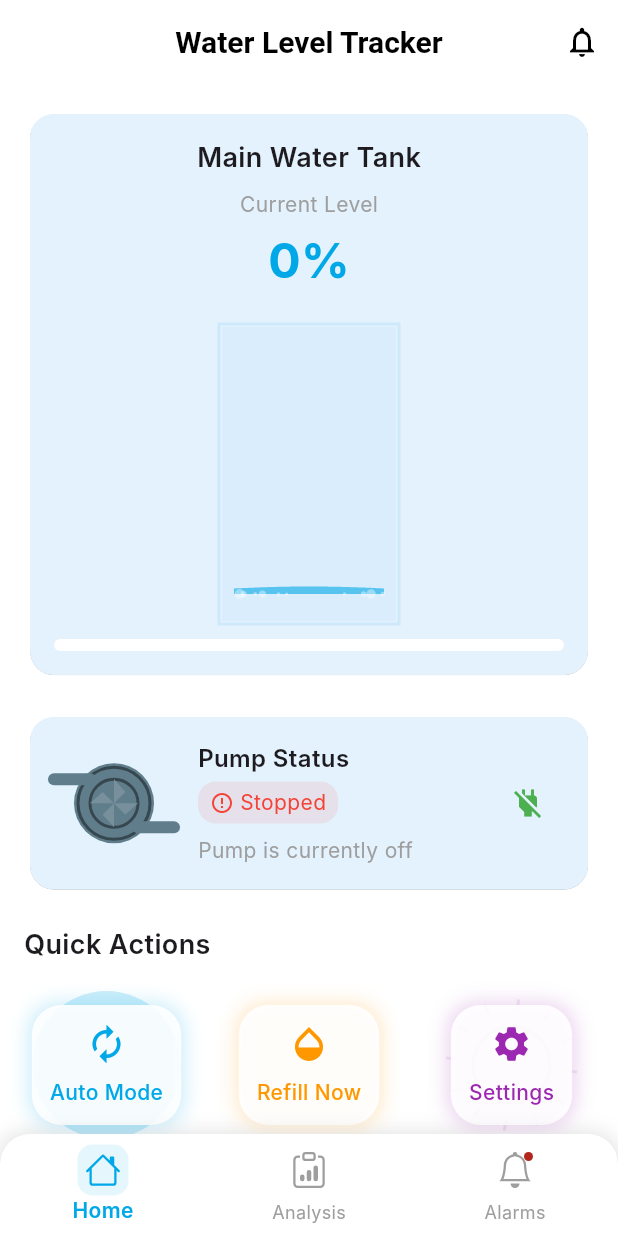
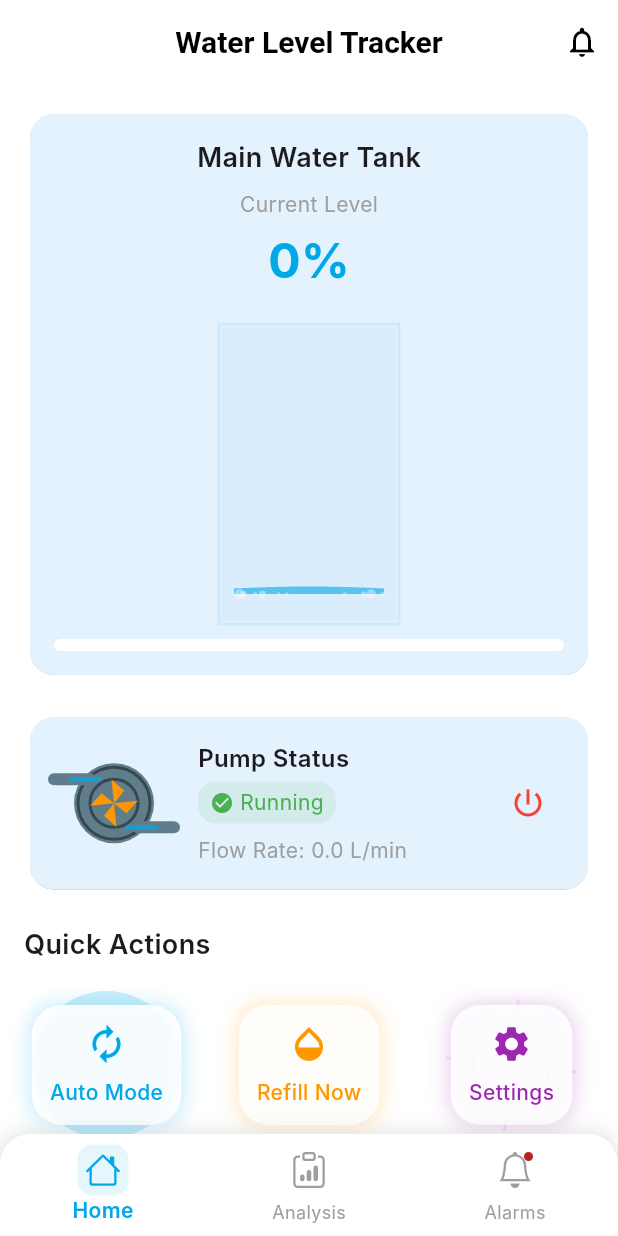
Before and after one commit to sifat5256/smart_water_management, a Flutter app: the screen it shows after launch, after a tap on the "power off" icon, on a phone screen of 412 x 824 dp. Run offline on Flutter 3.47's test engine with Material 3 defaults, Android fonts, the phone set to English and light mode, and no system bars; our stand-ins replace bootstrap_icons, firebase_core, firebase_database, fl_chart, flutter_svg; accounts and stored records are empty; Roboto replaces fonts that are missing (Inter).

Commit message:
change 3

```diff
--- a/lib/screen/home_screen.dart
+++ b/lib/screen/home_screen.dart
@@ -1,5 +1,6 @@
 import 'dart:async';
 
+import 'package:firebase_database/firebase_database.dart';
 import 'package:flutter/material.dart';
 import 'package:flutter/services.dart';
 
@@ -48,6 +49,17 @@ class _HomeScreenState extends State<HomeScreen> {
   void initState() {
     super.initState();
     _initializeSubscriptions();
+    FirebaseDatabase.instance
+        .ref('devices/${FirebaseService.deviceId}/control')
+        .onValue
+        .listen((event) {
+      final data = event.snapshot.value as Map<dynamic, dynamic>? ?? {};
+      if (mounted) {
+        setState(() {
+          isPumpRunning = data['force_on'] == true;
+        });
+      }
+    });
 
     // Add debug prints to verify data
     FirebaseService.getTemperature().listen((temp) {
--- a/lib/service/firebase_service.dart
+++ b/lib/service/firebase_service.dart
@@ -6,40 +6,112 @@ class FirebaseService {
 
   // Get reference to device data
   static DatabaseReference get _deviceRef => _database.child('devices/$deviceId');
-
-  // Control pump state
   static Future<void> controlPump({required bool turnOn}) async {
     try {
-      if (turnOn) {
-        await _deviceRef.child('control/force_on').set(true);
-        await _deviceRef.child('control/force_off').set(false);
-      } else {
-        await _deviceRef.child('control/force_on').set(false);
-        await _deviceRef.child('control/force_off').set(true);
-      }
+      // Update both force_on and force_off to avoid conflicts
+      await _deviceRef.child('control').update({
+        'force_on': turnOn,
+        'force_off': !turnOn,
+      });
     } catch (e) {
       print('Error controlling pump: $e');
       rethrow;
     }
   }
 
-  // Enable automatic pump control (disable manual override)
+  // Enhanced enableAutoMode method
   static Future<void> enableAutoMode() async {
     try {
-      await _deviceRef.child('control/force_on').set(false);
-      await _deviceRef.child('control/force_off').set(false);
+      await _deviceRef.child('control').update({
+        'force_on': false,
+        'force_off': false,
+      });
     } catch (e) {
       print('Error enabling auto mode: $e');
       rethrow;
     }
   }
+  static Stream<bool> getPumpStatus() {
+    return _deviceRef.onValue.map((event) {
+      final data = event.snapshot.value as Map<dynamic, dynamic>? ?? {};
+      final control = data['control'] as Map<dynamic, dynamic>? ?? {};
+      final telemetry = data['telemetry'] as Map<dynamic, dynamic>? ?? {};
+
+      // Priority 1: Manual control flags
+      if (control['force_on'] == true) return true;
+      if (control['force_off'] == true) return false;
+
+      // Priority 2: Telemetry pump state (actual pump state)
+      if (telemetry['pump'] != null) {
+        return telemetry['pump'] as bool;
+      }
+
+      // Default fallback
+      return false;
+    });
+  }
+
+  // Enhanced pump status listener
+  // static Stream<bool> getPumpStatus() {
+  //   return _deviceRef.child('control').onValue.map((event) {
+  //     final data = event.snapshot.value as Map<dynamic, dynamic>? ?? {};
+  //
+  //     // Prioritize force_on/force_off over telemetry
+  //     if (data['force_on'] == true) return true;
+  //     if (data['force_off'] == true) return false;
+  //
+  //     // Fallback to telemetry if no control commands
+  //     final telemetry = (event.snapshot.parent?.child('telemetry/pump').value as bool?) ?? false;
+  //     return telemetry;
+  //   });
+  // }
+  // Control pump state
+  // static Future<void> controlPump({required bool turnOn}) async {
+  //   try {
+  //     if (turnOn) {
+  //       await _deviceRef.child('control/force_on').set(true);
+  //       await _deviceRef.child('control/force_off').set(false);
+  //     } else {
+  //       await _deviceRef.child('control/force_on').set(false);
+  //       await _deviceRef.child('control/force_off').set(true);
+  //     }
+  //   } catch (e) {
+  //     print('Error controlling pump: $e');
+  //     rethrow;
+  //   }
+  // }
+
+  // Enable automatic pump control (disable manual override)
+  // static Future<void> enableAutoMode() async {
+  //   try {
+  //     await _deviceRef.child('control/force_on').set(false);
+  //     await _deviceRef.child('control/force_off').set(false);
+  //   } catch (e) {
+  //     print('Error enabling auto mode: $e');
+  //     rethrow;
+  //   }
+  // }
 
   // Listen to pump status changes
-  static Stream<bool> getPumpStatus() {
-    return _deviceRef.child('telemetry/pump').onValue.map((event) {
-      return event.snapshot.value as bool? ?? false;
-    });
-  }
+  // static Stream<bool> getPumpStatus() {
+  //   return _deviceRef.onValue.map((event) {
+  //     final data = event.snapshot.value as Map<dynamic, dynamic>? ?? {};
+  //     final telemetry = data['telemetry'] as Map? ?? {};
+  //     final control = data['control'] as Map? ?? {};
+  //
+  //     // Prefer telemetry if ESP32 reports it
+  //     if (telemetry['pump'] != null) {
+  //       return telemetry['pump'] as bool? ?? false;
+  //     }
+  //
+  //     // Fallback: deduce from control flags
+  //     if (control['force_on'] == true) return true;
+  //     if (control['force_off'] == true) return false;
+  //
+  //     return false;
+  //   });
+  // }
+
 
   // Listen to water level changes
   static Stream<int> getWaterLevel() {
```
